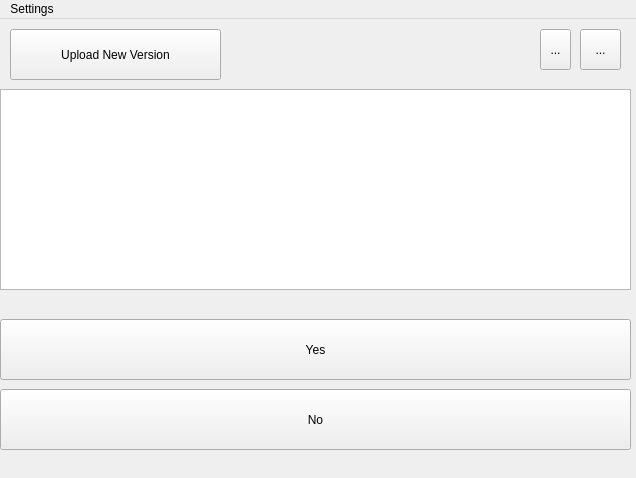
Qt form github_hooks_dev/deployment_installer/dependencies/ui/elixys_uploader.ui (Joshua-Thompson/SofieDeployment) before a commit.
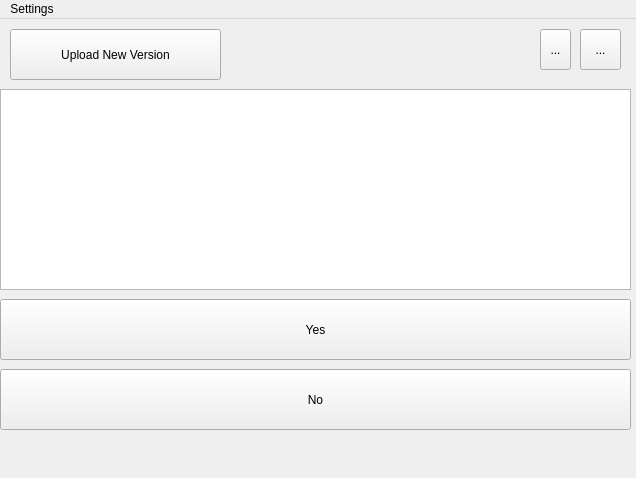
The same form after that commit. Icons and pictures are not drawn.

Commit message: Settings/Connections was not displaying

The edit to the form file:
```diff
--- a/github_hooks_dev/deployment_installer/dependencies/ui/elixys_uploader.ui
+++ b/github_hooks_dev/deployment_installer/dependencies/ui/elixys_uploader.ui
@@ -90,7 +90,7 @@
     <property name="geometry">
      <rect>
       <x>0</x>
-      <y>370</y>
+      <y>350</y>
       <width>631</width>
       <height>61</height>
      </rect>
@@ -103,7 +103,7 @@
     <property name="geometry">
      <rect>
       <x>0</x>
-      <y>300</y>
+      <y>280</y>
       <width>631</width>
       <height>61</height>
      </rect>
```
Left out of the diff: 7 changed lines with no effect on the pictures.
